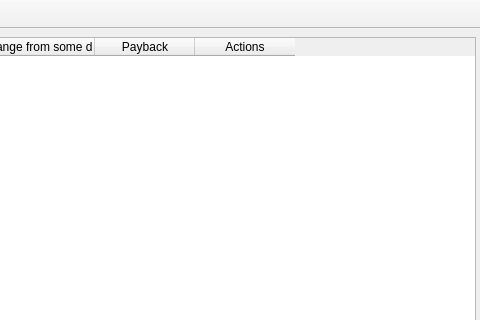
First picture: the form in app/src/main/mainwindow.ui, repository Gris87/TInvestor, before the edit; both pictures show x 544 to 1024 and y 0 to 320 of the 1024 by 768 pixel window.
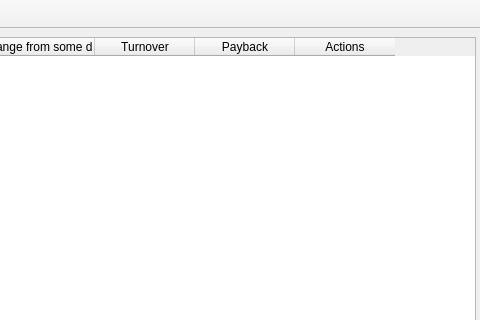
Second picture: the form after the edit. Icons and pictures are not drawn. Custom widgets are drawn as their Qt base class.

The edit to the form file:
```diff
--- a/app/src/main/mainwindow.ui
+++ b/app/src/main/mainwindow.ui
@@ -148,7 +148,7 @@
            <enum>QAbstractItemView::SelectionBehavior::SelectRows</enum>
           </property>
           <property name="columnCount">
-           <number>6</number>
+           <number>7</number>
           </property>
           <attribute name="horizontalHeaderShowSortIndicator" stdset="0">
            <bool>true</bool>
@@ -173,6 +173,18 @@
             <string>Change from some date</string>
            </property>
           </column>
+          <column>
+           <property name="text">
+            <string>Turnover</string>
+           </property>
+           <property name="toolTip">
+            <string>Average daily turnover in the last 31 days</string>
+           </property>
+           <property name="icon">
+            <iconset resource="../../Resources.qrc">
+             <normaloff>:/assets/images/question.png</normaloff>:/assets/images/question.png</iconset>
+           </property>
+          </column>
           <column>
            <property name="text">
             <string>Payback</string>
```
